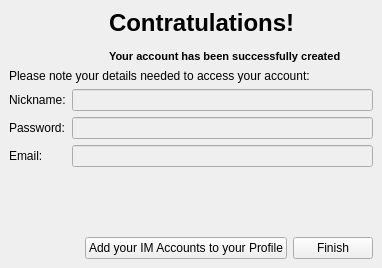
The window that wengophone/src/presentation/qt/webservices/subscribe/SubscribeWengo2.ui (tkrotoff/WengoPhone) describes before a commit, drawn with Qt 5.
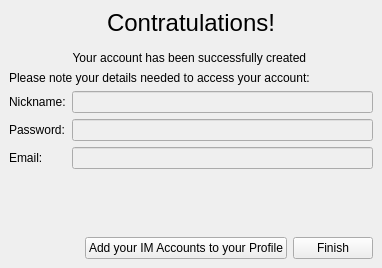
The same window after the commit.

Patch:
```diff
--- a/wengophone/src/presentation/qt/webservices/subscribe/SubscribeWengo2.ui
+++ b/wengophone/src/presentation/qt/webservices/subscribe/SubscribeWengo2.ui
@@ -401,21 +401,13 @@
        </disabled>
       </palette>
      </property>
-     <property name="font" >
-      <font>
-       <family>MS Shell Dlg</family>
-       <pointsize>8</pointsize>
-       <weight>75</weight>
-       <italic>false</italic>
-       <bold>true</bold>
-       <underline>false</underline>
-       <strikeout>false</strikeout>
-      </font>
-     </property>
      <property name="text" >
       <string>&lt;span style="font-size:18pt;">Contratulations!&lt;/span>&lt;br />&lt;br />&lt;span>Your account has been successfully created&lt;/span>
 </string>
      </property>
+     <property name="alignment" >
+      <set>Qt::AlignCenter</set>
+     </property>
      <property name="indent" >
       <number>100</number>
      </property>
```
